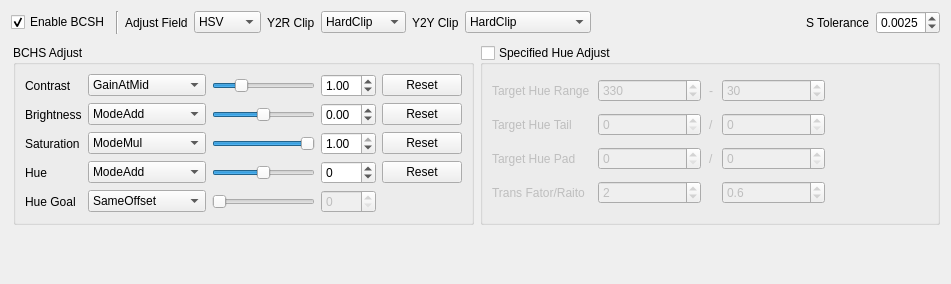
Qt form script/verify_tool_app/ui/bcsh_ui.ui (FaiScofield/hwpq_verify) before a commit.
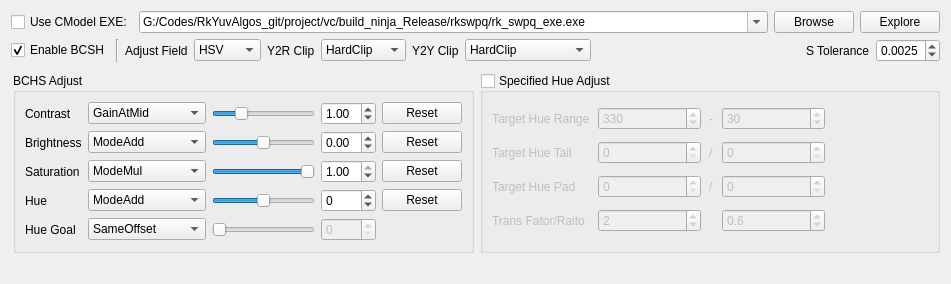
The same form after that commit.

Commit message:
feat[bcsh]: 新增 CModel EXE 外部执行模式与 Python/C++ 自动比对工具
- 新增 native_compare.py/verify_bcsh_native.py，支持 RGB/HSV 多色空间、CUDA/CPU 参数扫描的数值比对
- 界面增加 Use CModel EXE 选项，含路径校验、中性参数自检与失败回退
- 外部执行模式下固定 HSV/RGB 处理域与 mode 组合，限制 S 增益上限并禁用 Y2R/Y2Y Clip
- hsv_adjust.py 补充 DCI P3/Display P3 灰度系数
- 新增 bcsh_native_verify.md 与 HSV Test App 4.5 节文档

Diff of the .ui file:
```diff
--- a/script/verify_tool_app/ui/bcsh_ui.ui
+++ b/script/verify_tool_app/ui/bcsh_ui.ui
@@ -14,6 +14,61 @@
    <string>HSV Config</string>
   </property>
   <layout class="QVBoxLayout" name="verticalLayout">
+   <item>
+    <layout class="QHBoxLayout" name="horizontalLayout_2">
+     <property name="topMargin">
+      <number>0</number>
+     </property>
+     <item>
+      <widget class="QCheckBox" name="cbox_useExe">
+       <property name="text">
+        <string>Use CModel EXE:</string>
+       </property>
+      </widget>
+     </item>
+     <item>
+      <widget class="QComboBox" name="combo_exePath">
+       <property name="sizePolicy">
+        <sizepolicy hsizetype="Expanding" vsizetype="Fixed">
+         <horstretch>0</horstretch>
+         <verstretch>0</verstretch>
+        </sizepolicy>
+       </property>
+       <property name="editable">
+        <bool>true</bool>
+       </property>
+       <item>
+        <property name="text">
+         <string>G:/Codes/RkYuvAlgos_git/project/vc/build_ninja_Release/rkswpq/rk_swpq_exe.exe</string>
+        </property>
+       </item>
+      </widget>
+     </item>
+     <item>
+      <widget class="QPushButton" name="btn_browseExe">
+       <property name="sizePolicy">
+        <sizepolicy hsizetype="Preferred" vsizetype="Fixed">
+         <horstretch>0</horstretch>
+         <verstretch>0</verstretch>
+        </sizepolicy>
+       </property>
+       <property name="toolTip">
+        <string>BCSH CModel 可执行文件（rk_swpq_exe）</string>
+       </property>
+       <property name="text">
+        <string>Browse</string>
+       </property>
+      </widget>
+     </item>
+     <item>
+      <widget class="QPushButton" name="btn_explore">
+       <property name="text">
+        <string>Explore</string>
+       </property>
+      </widget>
+     </item>
+    </layout>
+   </item>
    <item>
     <layout class="QHBoxLayout" name="horizontalLayout_enable">
      <item>
```
Left out of the diff: 6 changed lines with no effect on the pictures. The commit also changes 6 other files.
